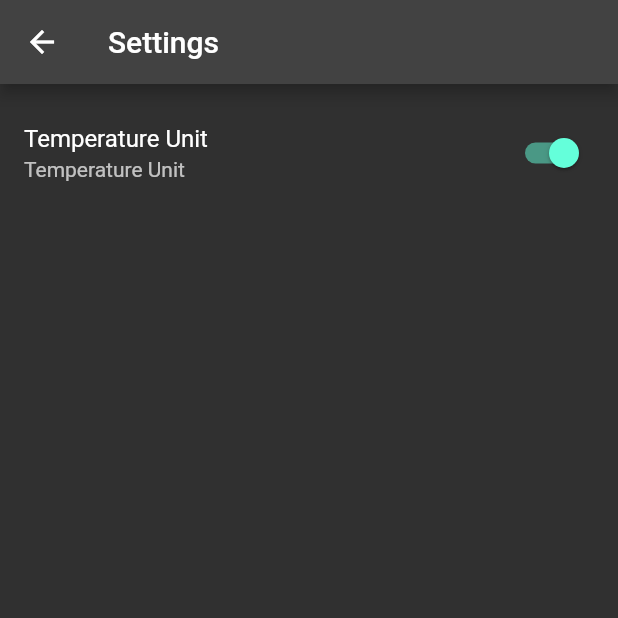
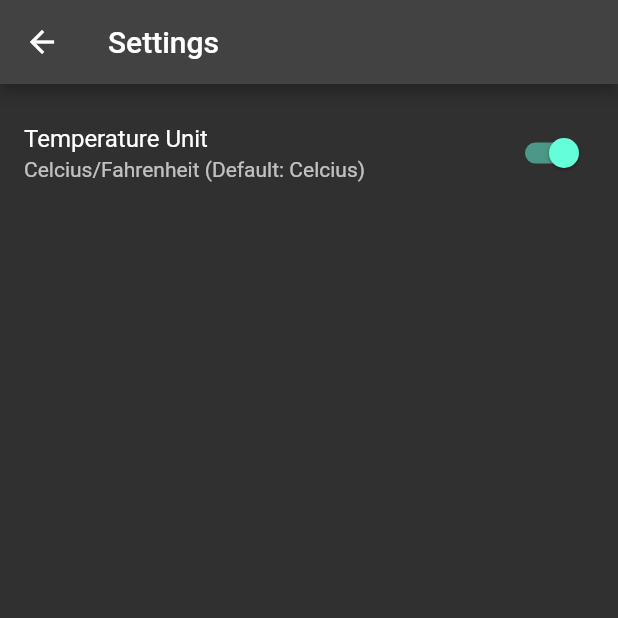
Before and after one commit to cromueloliver02/flutter_bloc_weather_app_2, a Flutter app: the SettingsPage screen opened by its route, on a phone screen of 412 x 824 dp, the top half of it. Run offline on Flutter 3.47's test engine with Material 2 defaults, Android fonts, the phone set to English and light mode, and no system bars; our stand-ins replace equatable.

Commit message:
fixed typo

```diff
--- a/lib/pages/settings_page.dart
+++ b/lib/pages/settings_page.dart
@@ -16,7 +16,7 @@ class SettingsPage extends StatelessWidget {
           const SizedBox(height: 10),
           ListTile(
             title: const Text('Temperature Unit'),
-            subtitle: const Text('Temperature Unit'),
+            subtitle: const Text('Celcius/Fahrenheit (Default: Celcius)'),
             trailing: Switch(
               value: true,
               onChanged: (value) {},
```
